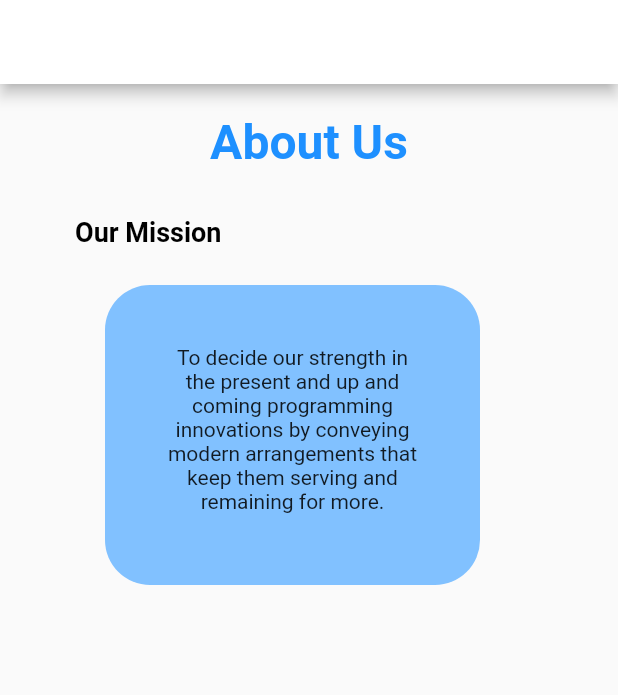
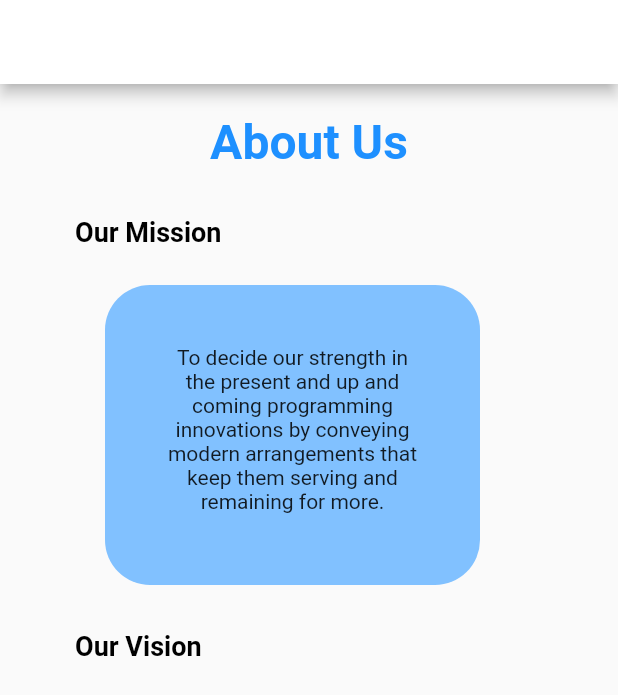
Before and after one commit to Yasodkai11/MAD, a Flutter app: the AboutUs screen opened directly, on a phone screen of 412 x 824 dp. Shown: the top 695 px of the screen. Run offline on Flutter 3.47's test engine with Material 2 defaults, Android fonts, the phone set to English and light mode, and no system bars; our stand-ins replace quickalert.

Commit message:
aboutusthree

```diff
--- a/unity_world/lib/pages/SettingPage/about_us_page.dart
+++ b/unity_world/lib/pages/SettingPage/about_us_page.dart
@@ -59,6 +59,28 @@ const SizedBox(
     textAlign:  TextAlign.center,
     ),
       ),
+
+
+
+
+const SizedBox(height: 15.0),
+
+          Container(
+              margin: const EdgeInsets.only(top: 10, bottom: 5, right: 50, left: 30,),
+              child: const Text(
+                "Our Vision",
+                textAlign: TextAlign.center,
+
+
+                style: TextStyle(
+                    color: Colors.black,
+                    fontSize: 18,
+                    fontWeight: FontWeight.bold),
+              ),
+            ),
+
+
+
 
 
 
```
